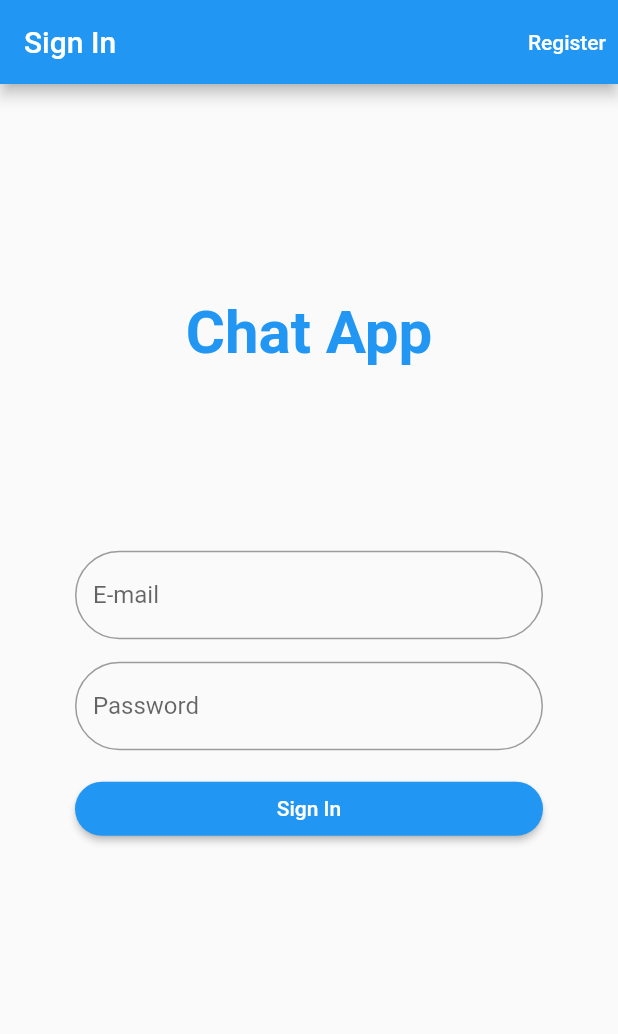
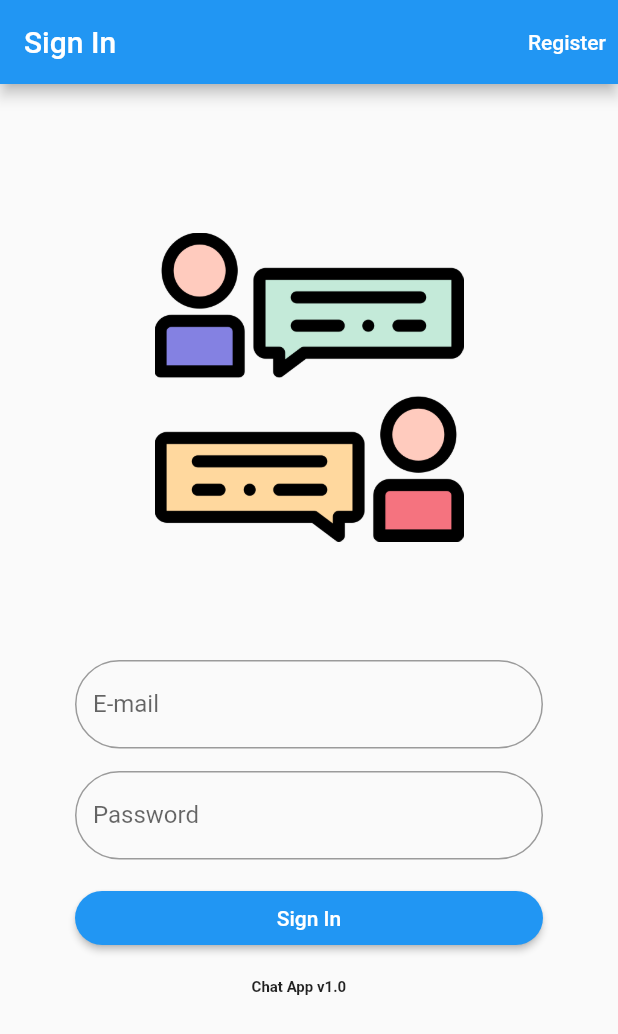
Before and after one commit to emreozturk7/chat_app, a Flutter app: the screen it shows after launch, on a phone screen of 412 x 824 dp. Shown: the top 1034 px of the screen. Run offline on Flutter 3.47's test engine with Material 2 defaults, Android fonts, the phone set to English and light mode, and no system bars; our stand-ins replace emoji_picker_flutter, firebase_auth, firebase_core, firebase_storage, flutter_spinkit, image_picker and 1 more; accounts and stored records are empty.

Commit message:
Sign In Page UI Updated

```diff
--- a/lib/authenticate/sign_in.dart
+++ b/lib/authenticate/sign_in.dart
@@ -48,24 +48,20 @@ class _SignInState extends State<SignIn> {
                 child: Column(
                   children: [
                     Expanded(
-                      flex: 2,
                       child: Column(
                         mainAxisAlignment: MainAxisAlignment.center,
-                        children: const [
-                          Text(
-                            'Chat App',
-                            style: TextStyle(
-                              fontWeight: FontWeight.bold,
-                              fontSize: 40,
-                              color: Colors.blue,
-                            ),
+                        children: [
+                          SizedBox(
+                            width: MediaQuery.of(context).size.width * 0.7,
+                            height: MediaQuery.of(context).size.height * 0.25,
+                            child: Image.asset("assets/images/chat.png"),
                           ),
                         ],
                       ),
                     ),
                     Expanded(
-                      flex: 3,
                       child: Column(
+                        mainAxisAlignment: MainAxisAlignment.start,
                         crossAxisAlignment: CrossAxisAlignment.stretch,
                         children: [
                           TextFormField(
@@ -116,6 +112,21 @@ class _SignInState extends State<SignIn> {
                               }
                             },
                           ),
+                          Padding(
+                            padding: EdgeInsets.only(
+                              left: MediaQuery.of(context).size.width / 3.50,
+                              top: MediaQuery.of(context).size.height / 50,
+                            ),
+                            child: const Expanded(
+                              child: Text(
+                                'Chat App v1.0',
+                                style: TextStyle(
+                                  fontWeight: FontWeight.bold,
+                                  fontSize: 10.0,
+                                ),
+                              ),
+                            ),
+                          ),
                         ],
                       ),
                     ),
```
Also changed, not shown: assets/images/chat.png (added).
